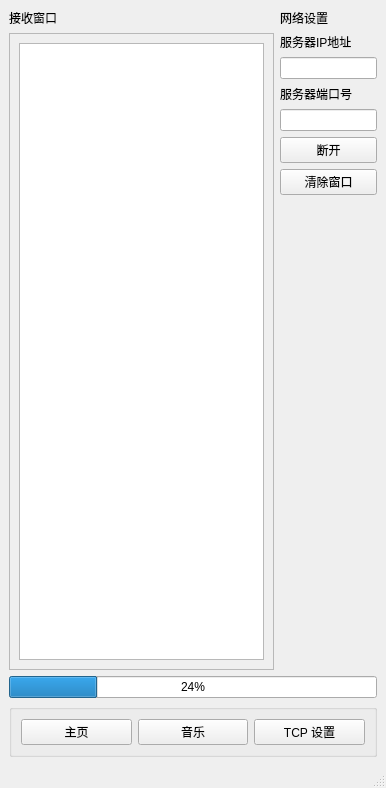
This is 2_Proj/client/tcpclient.ui in sitakerchen/MultiStereo as Qt 5 draws it before an edit. The edited form follows.
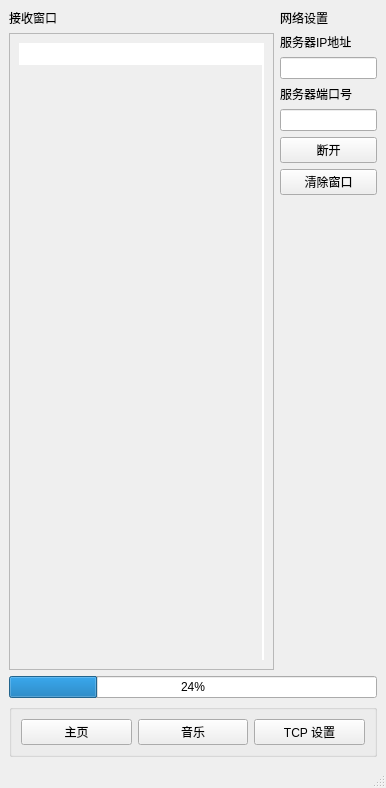
This is the edited form.

The edit to the form file:
```diff
--- a/2_Proj/client/tcpclient.ui
+++ b/2_Proj/client/tcpclient.ui
@@ -43,15 +43,21 @@
             <rect>
              <x>0</x>
              <y>0</y>
-             <width>248</width>
-             <height>617</height>
+             <width>236</width>
+             <height>585</height>
             </rect>
            </property>
            <layout class="QGridLayout" name="gridLayout_4">
             <item row="0" column="0">
              <widget class="QPlainTextEdit" name="plainTextEditRecv">
               <property name="mouseTracking">
-               <bool>false</bool>
+               <bool>true</bool>
+              </property>
+              <property name="frameShape">
+               <enum>QFrame::NoFrame</enum>
+              </property>
+              <property name="frameShadow">
+               <enum>QFrame::Plain</enum>
               </property>
               <property name="verticalScrollBarPolicy">
                <enum>Qt::ScrollBarAlwaysOff</enum>
@@ -59,6 +65,18 @@
               <property name="sizeAdjustPolicy">
                <enum>QAbstractScrollArea::AdjustIgnored</enum>
               </property>
+              <property name="readOnly">
+               <bool>true</bool>
+              </property>
+              <property name="textInteractionFlags">
+               <set>Qt::NoTextInteraction</set>
+              </property>
+              <property name="backgroundVisible">
+               <bool>true</bool>
+              </property>
+              <property name="centerOnScroll">
+               <bool>true</bool>
+              </property>
              </widget>
             </item>
            </layout>
```
Left out of the diff: 5 changed lines with no effect on the pictures.
